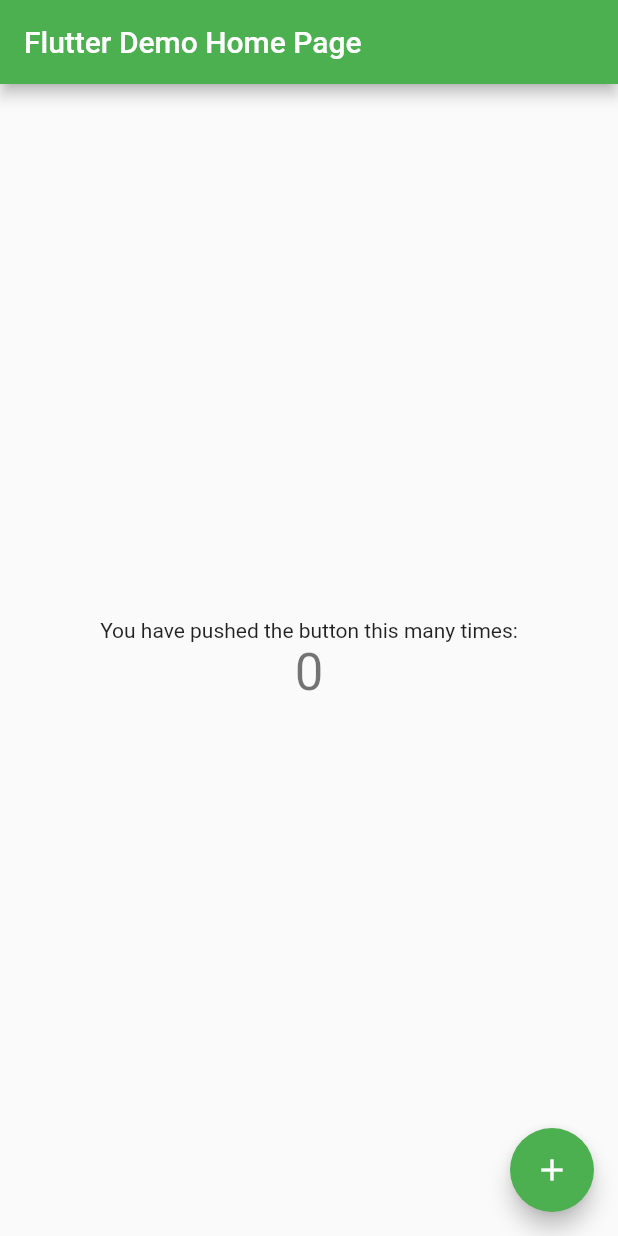
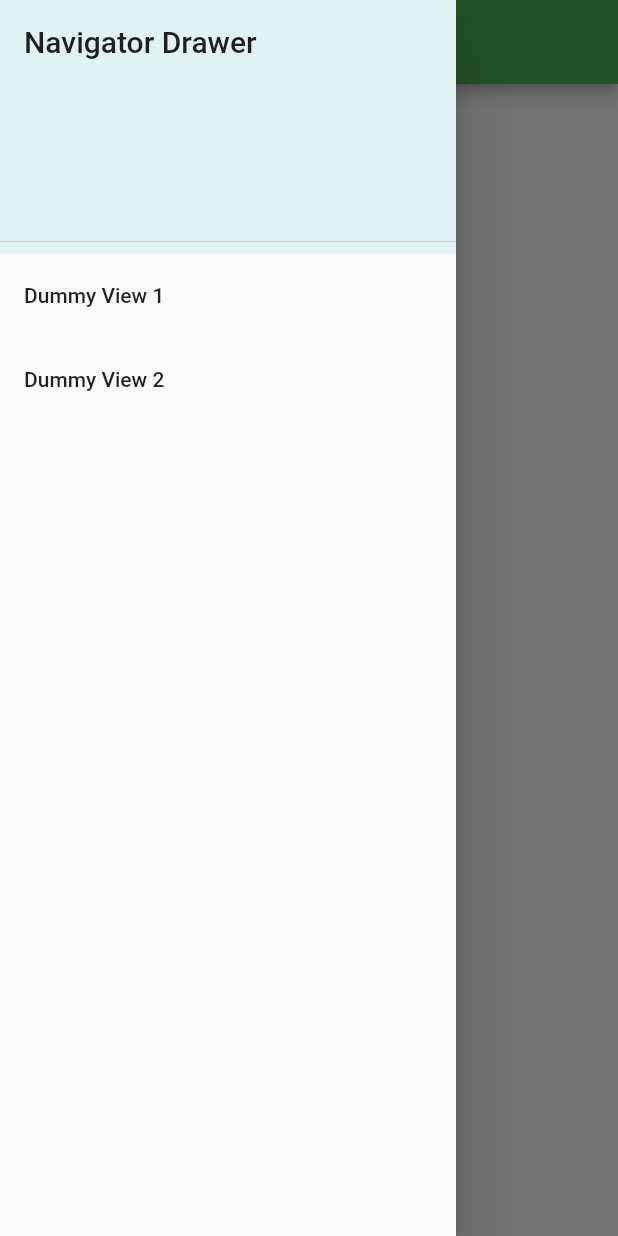
Before and after one commit to lhinjy/calender_tracker, a Flutter app: the screen it shows after launch, with the side drawer open (before the commit the screen has no drawer), on a phone screen of 412 x 824 dp. Run offline on Flutter 3.47's test engine with Material 2 defaults, Android fonts, the phone set to English and light mode, and no system bars.

Commit message:
Feature/Drawer- Set up router with dummy views

```diff
--- /dev/null
+++ b/lib/drawer/drawer.dart
@@ -0,0 +1,35 @@
+import 'package:flutter/material.dart';
+import '../routes/routes.dart';
+
+// https://betterprogramming.pub/how-to-implement-a-navigation-drawer-in-flutter-8d97d3b599d4
+Widget CreateDrawer(BuildContext context) {
+  return Drawer(
+      child: ListView(
+    padding: EdgeInsets.zero,
+    children: <Widget>[
+      Container(
+        color: Colors.teal.shade50,
+        child: const DrawerHeader(
+          child: Text(
+            'Navigator Drawer',
+            style: TextStyle(
+              fontSize: 20,
+            ),
+          ),
+        ),
+      ),
+      ListTile(
+        title: const Text('Dummy View 1'),
+        onTap: () {
+          Navigator.pushReplacementNamed(context, Routes.dummyView);
+        },
+      ),
+      ListTile(
+        title: const Text('Dummy View 2'),
+        onTap: () {
+          Navigator.pushReplacementNamed(context, Routes.dummyView);
+        },
+      )
+    ],
+  ));
+}
--- a/lib/main.dart
+++ b/lib/main.dart
@@ -1,4 +1,6 @@
+import 'package:calender_tracker/views/dummyview.dart';
 import 'package:flutter/material.dart';
+import './routes/routes.dart';
 
 void main() {
   runApp(const MyApp());
@@ -15,7 +17,10 @@
       theme: ThemeData(
         primarySwatch: Colors.green,
       ),
-      home: const MyHomePage(title: 'Flutter Demo Home Page'),
+      home: DummyView(),
+      routes: {
+        Routes.dummyView: (context) => DummyView(),
+      },
     );
   }
 }
--- /dev/null
+++ b/lib/routes/routes.dart
@@ -0,0 +1,5 @@
+import '../views/dummyview.dart';
+
+class Routes {
+  static const String dummyView = DummyView.routeName;
+}
--- /dev/null
+++ b/lib/views/dummyview.dart
@@ -0,0 +1,19 @@
+import 'package:calender_tracker/drawer/drawer.dart';
+import 'package:flutter/material.dart';
+
+class DummyView extends StatelessWidget {
+  static const String routeName = '/dummy';
+
+  @override
+  Widget build(BuildContext context) {
+    return Container(
+      child: Scaffold(
+        appBar: AppBar(
+          title: const Text('Dummy view here'),
+          centerTitle: true,
+        ),
+        drawer: CreateDrawer(context),
+      ),
+    );
+  }
+}
```
